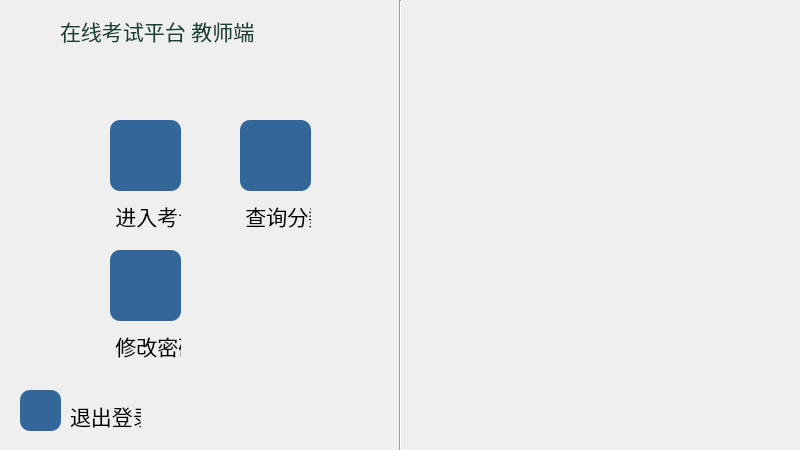
The window that source/studentwindow.ui (Sodataco/exam-system) describes before a commit, drawn with Qt 5.
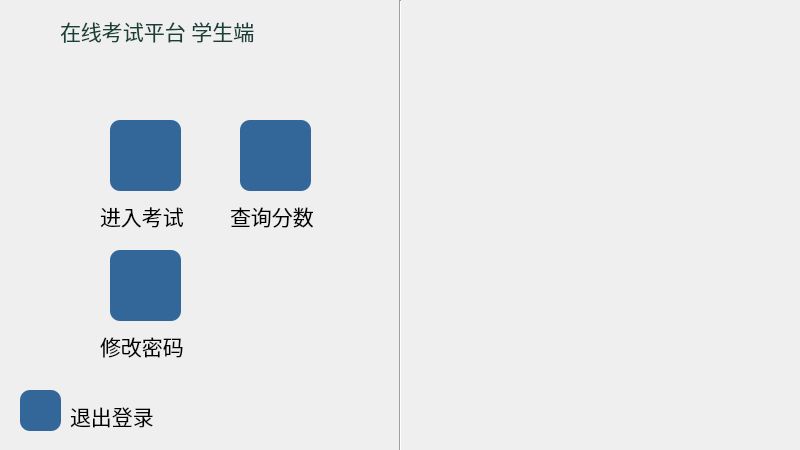
The same window after the commit. Icons and pictures are not drawn.

Commit message: 管理员界面优化

The edit to the form file:
```diff
--- a/source/studentwindow.ui
+++ b/source/studentwindow.ui
@@ -167,7 +167,7 @@
 }</string>
    </property>
    <property name="text">
-    <string>在线考试平台 教师端</string>
+    <string>在线考试平台 学生端</string>
    </property>
   </widget>
   <widget class="QLabel" name="label_2">
@@ -192,9 +192,9 @@
   <widget class="QLabel" name="label_3">
    <property name="geometry">
     <rect>
-     <x>110</x>
+     <x>100</x>
      <y>200</y>
-     <width>71</width>
+     <width>91</width>
      <height>31</height>
     </rect>
    </property>
@@ -212,15 +212,15 @@
 }</string>
    </property>
    <property name="text">
-    <string> 进入考试</string>
+    <string>进入考试</string>
    </property>
   </widget>
   <widget class="QLabel" name="label_4">
    <property name="geometry">
     <rect>
-     <x>240</x>
+     <x>230</x>
      <y>200</y>
-     <width>71</width>
+     <width>91</width>
      <height>31</height>
     </rect>
    </property>
@@ -238,15 +238,15 @@
 }</string>
    </property>
    <property name="text">
-    <string> 查询分数</string>
+    <string>查询分数</string>
    </property>
   </widget>
   <widget class="QLabel" name="label_5">
    <property name="geometry">
     <rect>
-     <x>110</x>
+     <x>100</x>
      <y>330</y>
-     <width>71</width>
+     <width>91</width>
      <height>31</height>
     </rect>
    </property>
@@ -264,7 +264,7 @@
 }</string>
    </property>
    <property name="text">
-    <string> 修改密码</string>
+    <string>修改密码</string>
    </property>
   </widget>
   <widget class="QLabel" name="label_6">
@@ -272,7 +272,7 @@
     <rect>
      <x>70</x>
      <y>400</y>
-     <width>71</width>
+     <width>91</width>
      <height>31</height>
     </rect>
    </property>
```
The commit also changes 3 other files.
